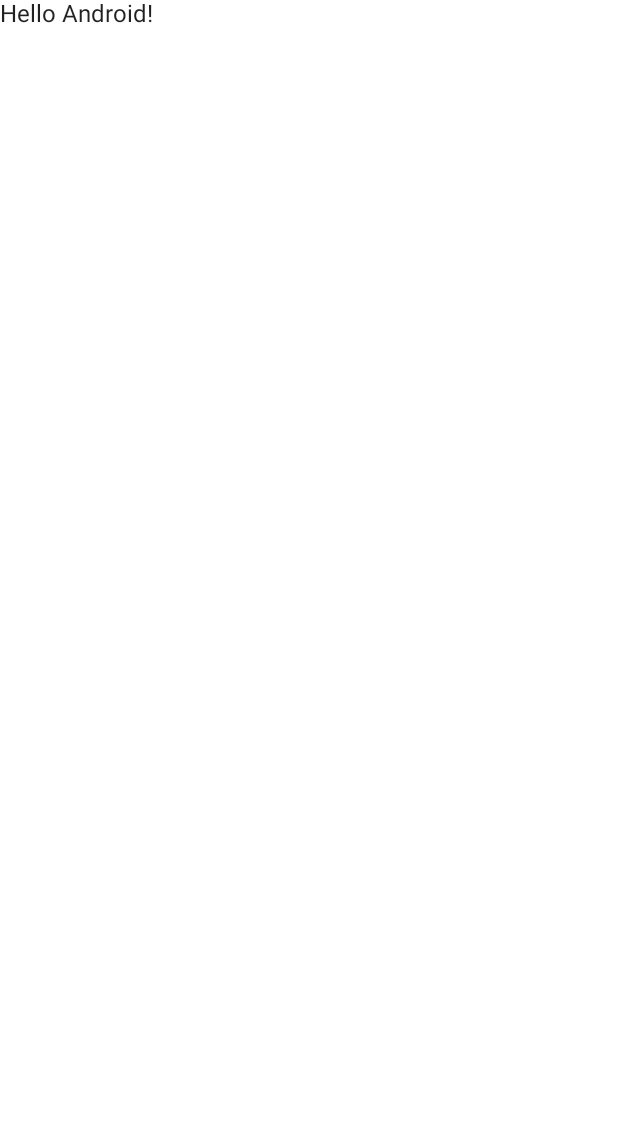
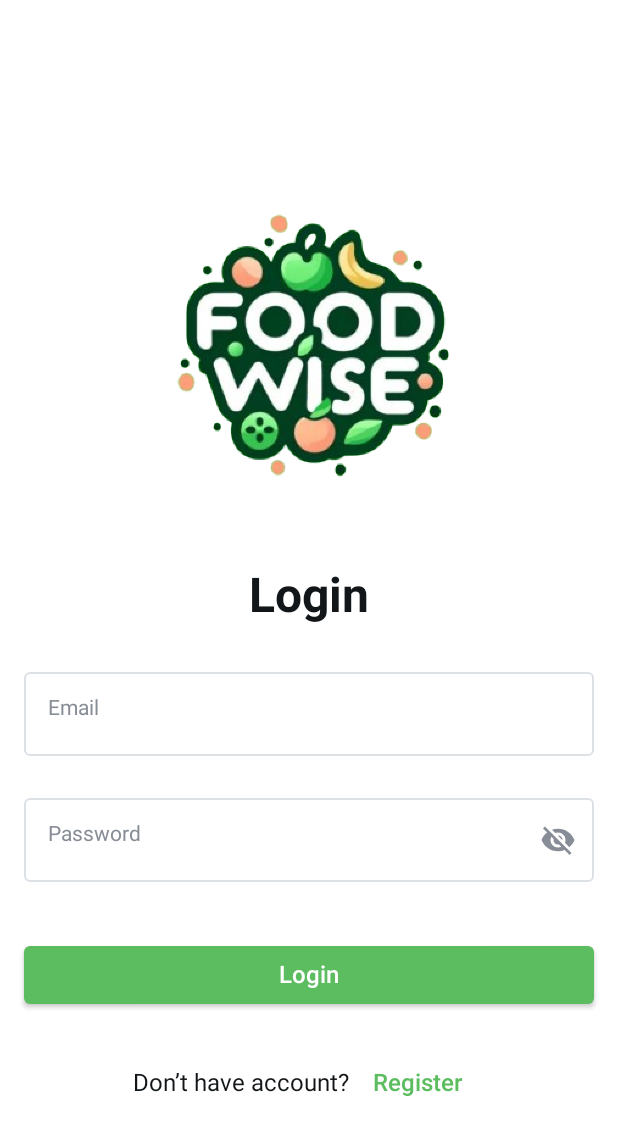
Before and after one commit to TeamFoodWise/foodwise-mobile, an Android app built with Jetpack Compose: the screen it shows after launch (MainActivity before the commit, LoginActivity after it), on a phone screen of 412 x 824 dp. Before the commit the part shown is almost empty. Shown: the top 1135 px of the screen. Run offline under Robolectric (Android 15) with nearby library versions, the phone set to English and light mode, and no system bars.

Commit message:
feat(authentication): added login page, custom button, and custom text input

```diff
--- a/app/build.gradle
+++ b/app/build.gradle
@@ -53,6 +53,7 @@ dependencies {
     implementation 'androidx.activity:activity-compose:1.3.1'
     implementation "androidx.compose.ui:ui:$compose_ui_version"
     implementation "androidx.compose.ui:ui-tooling-preview:$compose_ui_version"
+    implementation "androidx.compose.material:material-icons-extended:$compose_ui_version"
     implementation 'androidx.compose.material:material:1.1.1'
     implementation 'androidx.datastore:datastore-preferences:1.0.0'
     testImplementation 'junit:junit:4.13.2'
--- /dev/null
+++ b/app/src/main/java/bangkit/kiki/foodwisemobile/ui/element/CustomButton.kt
@@ -0,0 +1,22 @@
+package bangkit.kiki.foodwisemobile.ui.element
+
+import androidx.compose.foundation.layout.fillMaxWidth
+import androidx.compose.foundation.layout.padding
+import androidx.compose.runtime.Composable
+import androidx.compose.material.Button
+import androidx.compose.material.Text
+import androidx.compose.ui.Modifier
+import androidx.compose.ui.unit.dp
+
+@Composable
+fun CustomButton(text: String, onClick: () -> Unit) {
+    Button(
+        onClick = onClick,
+        modifier = Modifier.fillMaxWidth()
+    ) {
+        Text(
+            text = "$text",
+            modifier = Modifier.padding(vertical = 2.dp)
+        )
+    }
+}
--- /dev/null
+++ b/app/src/main/java/bangkit/kiki/foodwisemobile/ui/element/CustomTextInput.kt
@@ -0,0 +1,65 @@
+package bangkit.kiki.foodwisemobile.ui.element
+
+import androidx.compose.foundation.layout.Column
+import androidx.compose.foundation.layout.fillMaxWidth
+import androidx.compose.foundation.text.KeyboardOptions
+import androidx.compose.material.*
+import androidx.compose.material.icons.Icons
+import androidx.compose.material.icons.filled.Visibility
+import androidx.compose.material.icons.filled.VisibilityOff
+import androidx.compose.runtime.*
+import androidx.compose.ui.Alignment
+import androidx.compose.ui.Modifier
+import androidx.compose.ui.graphics.Color
+import androidx.compose.ui.text.TextStyle
+import androidx.compose.ui.text.input.KeyboardType
+import androidx.compose.ui.text.input.PasswordVisualTransformation
+import androidx.compose.ui.text.input.VisualTransformation
+import androidx.compose.ui.unit.sp
+import bangkit.kiki.foodwisemobile.ui.theme.DarkGrey
+import bangkit.kiki.foodwisemobile.ui.theme.Green
+import bangkit.kiki.foodwisemobile.ui.theme.LightGrey
+
+@Composable
+fun CustomTextInput(value: String, onValueChange: (String) -> Unit, title: String, errorMessage: String? = "", type: String? = "") {
+    var passwordVisible by remember { mutableStateOf(false) }
+
+    Column {
+        OutlinedTextField(
+            value = value,
+            onValueChange = onValueChange,
+            label = { Text(text = title, style = TextStyle(color = DarkGrey)) },
+            keyboardOptions = KeyboardOptions.Default.copy(keyboardType = KeyboardType.Password),
+            modifier = Modifier.fillMaxWidth(),
+            visualTransformation = if (passwordVisible || type != "password") VisualTransformation.None else PasswordVisualTransformation(),
+            trailingIcon = {
+                val image = if (passwordVisible) Icons.Filled.Visibility else Icons.Filled.VisibilityOff
+
+                if (type == "password") {
+                    IconButton(onClick = { passwordVisible = !passwordVisible }) {
+                        Icon(
+                            imageVector = image,
+                            tint = DarkGrey,
+                            contentDescription = "Toggle password visibility"
+                        )
+                    }
+                }
+            },
+            isError = errorMessage != "",
+            colors = TextFieldDefaults.outlinedTextFieldColors(
+                focusedBorderColor = Green,
+                unfocusedBorderColor = LightGrey,
+                errorLabelColor = Color.Red
+            ),
+        )
+
+        errorMessage?.let { error ->
+            Text(
+                text = error,
+                color = Color.Red,
+                style = TextStyle(fontSize = 12.sp),
+                modifier = Modifier.align(Alignment.Start)
+            )
+        }
+    }
+}
--- /dev/null
+++ b/app/src/main/java/bangkit/kiki/foodwisemobile/ui/login/LoginActivity.kt
@@ -0,0 +1,186 @@
+package bangkit.kiki.foodwisemobile.ui.login
+
+import android.content.Intent
+import android.os.Bundle
+import android.util.Log
+import androidx.activity.ComponentActivity
+import androidx.activity.compose.setContent
+import androidx.compose.foundation.Image
+import androidx.compose.foundation.layout.*
+import androidx.compose.material.*
+import androidx.compose.runtime.*
+import androidx.compose.ui.Alignment
+import androidx.compose.ui.Modifier
+import androidx.compose.ui.graphics.Color
+import androidx.compose.ui.platform.LocalContext
+import androidx.compose.ui.res.painterResource
+import androidx.compose.ui.text.TextStyle
+import androidx.compose.ui.text.font.FontWeight
+import androidx.compose.ui.tooling.preview.Preview
+import androidx.compose.ui.unit.dp
+import androidx.compose.ui.unit.sp
+import bangkit.kiki.foodwisemobile.R
+import bangkit.kiki.foodwisemobile.ui.element.CustomButton
+import bangkit.kiki.foodwisemobile.ui.element.CustomTextInput
+import bangkit.kiki.foodwisemobile.ui.main.MainActivity
+import bangkit.kiki.foodwisemobile.ui.theme.*
+
+class LoginActivity : ComponentActivity() {
+    override fun onCreate(savedInstanceState: Bundle?) {
+        super.onCreate(savedInstanceState)
+        setContent {
+            FoodwiseMobileTheme {
+                Surface(
+                    modifier = Modifier.fillMaxSize(),
+                    color = MaterialTheme.colors.background
+                ) {
+
+                    LoginScreen(onLoginButtonClicked = { email, password ->
+                        Log.e("LOGIN_SCREEN_EMAIL", email)
+                        Log.e("LOGIN_SCREEN_PASSWORD", password)
+                    })
+                }
+            }
+        }
+    }
+}
+
+@Composable
+fun LoginScreen(onLoginButtonClicked: (String, String) -> Unit) {
+    var email by remember { mutableStateOf("") }
+    var emailErrorMessage by remember { mutableStateOf("") }
+    var password by remember { mutableStateOf("") }
+    var passwordErrorMessage by remember { mutableStateOf("") }
+    val context = LocalContext.current
+
+    Box(
+        modifier = Modifier
+            .fillMaxSize(),
+        contentAlignment = Alignment.Center
+    ) {
+        Column(
+            modifier = Modifier
+                .fillMaxSize()
+                .padding(16.dp),
+            verticalArrangement = Arrangement.Center,
+            horizontalAlignment = Alignment.CenterHorizontally
+        ) {
+            // Check if the resource is properly loaded
+            val imageResource = painterResource(id = R.drawable.foodwise)
+            Image(
+                painter = imageResource,
+                contentDescription = "FoodWise",
+                modifier = Modifier
+                    .width(300.dp)
+                    .height(300.dp)
+            )
+
+            Text(
+                text = "Login",
+                style = TextStyle(
+                    color = Black,
+                    fontSize = 32.sp,
+                    fontWeight = FontWeight.Bold
+                )
+            )
+
+            Spacer(modifier = Modifier.height(24.dp))
+
+            CustomTextInput(
+                value = email,
+                onValueChange = { email = it },
+                title = "Email",
+                errorMessage = emailErrorMessage
+            )
+
+            Spacer(modifier = Modifier.height(6.dp))
+
+            CustomTextInput(
+                value = password,
+                onValueChange = { password = it },
+                title = "Password",
+                type = "password",
+                errorMessage = passwordErrorMessage
+            )
+
+            Spacer(modifier = Modifier.height(24.dp))
+
+            CustomButton(
+                text = "Login",
+                onClick = {
+                    if (email.isEmpty() || password.isEmpty()) {
+                        if (email.isEmpty() && password.isEmpty()) {
+                            emailErrorMessage = "Email cannot be empty"
+                            passwordErrorMessage = "Password cannot be empty"
+                        } else if (email.isEmpty()) {
+                            emailErrorMessage = "Email cannot be empty"
+                            passwordErrorMessage = ""
+                        } else {
+                            passwordErrorMessage = "Password cannot be empty"
+                            emailErrorMessage = ""
+                        }
+                    }
+
+                    if (isEmailValid(email)) {
+                        emailErrorMessage = ""
+                    } else if (email.isNotEmpty()) {
+                        emailErrorMessage = "Invalid email format"
+                    }
+
+                    if (password.trim().length > 8) {
+                        passwordErrorMessage = ""
+                    } else if (password.isNotEmpty()) {
+                        passwordErrorMessage = "Password must be at least 8 characters"
+                    }
+
+                    if (passwordErrorMessage == "" && emailErrorMessage == "") {
+                        onLoginButtonClicked(email, password)
+                        email = ""
+                        password = ""
+                    }
+                }
+            )
+
+            Spacer(modifier = Modifier.height(24.dp))
+
+            Row(
+                modifier = Modifier.fillMaxWidth(),
+                horizontalArrangement = Arrangement.Center,
+                verticalAlignment = Alignment.CenterVertically
+            ) {
+                Text(text = "Don’t have account?")
+                Button(
+                    onClick = {
+                        context.startActivity(Intent(context, MainActivity::class.java))
+                    },
+                    colors = ButtonDefaults.buttonColors(backgroundColor = Color.Transparent),
+                    modifier = Modifier.padding(0.dp),
+                    elevation = ButtonDefaults.elevation(0.dp, 0.dp, 0.dp, 0.dp, 0.dp)
+                ) {
+                    Text(
+                        text = "Register",
+                        color = Green
+                    )
+                }
+            }
+        }
+    }
+}
+
+fun isEmailValid(email: String): Boolean {
+    Log.d("IS_EMAIL_VALID", email)
+    val emailRegex = Regex("^[A-Za-z0-9._%+-]+@[A-Za-z0-9.-]+\\.[A-Z|a-z]{2,}\$")
+    Log.d("IS_EMAIL_VALID", emailRegex.matches(email).toString())
+    return emailRegex.matches(email)
+}
+
+@Preview(showBackground = true)
+@Composable
+fun DefaultPreview3() {
+    FoodwiseMobileTheme {
+        LoginScreen(onLoginButtonClicked = { email, password ->
+            Log.e("LOGIN_SCREEN_EMAIL", email)
+            Log.e("LOGIN_SCREEN_PASSWORD", password)
+        })
+    }
+}
--- a/app/src/main/java/bangkit/kiki/foodwisemobile/MainActivity.kt
+++ b/app/src/main/java/bangkit/kiki/foodwisemobile/ui/main/MainActivity.kt
@@ -1,4 +1,4 @@
-package bangkit.kiki.foodwisemobile
+package bangkit.kiki.foodwisemobile.ui.main
 
 import android.os.Bundle
 import androidx.activity.ComponentActivity
@@ -17,7 +17,6 @@ class MainActivity : ComponentActivity() {
         super.onCreate(savedInstanceState)
         setContent {
             FoodwiseMobileTheme {
-                // A surface container using the 'background' color from the theme
                 Surface(
                     modifier = Modifier.fillMaxSize(),
                     color = MaterialTheme.colors.background
--- a/app/src/main/java/bangkit/kiki/foodwisemobile/ui/splash/SplashActivity.kt
+++ b/app/src/main/java/bangkit/kiki/foodwisemobile/ui/splash/SplashActivity.kt
@@ -19,8 +19,9 @@ import androidx.compose.ui.graphics.Brush
 import androidx.compose.ui.graphics.Color
 import androidx.compose.ui.res.painterResource
 import androidx.compose.ui.tooling.preview.Preview
-import bangkit.kiki.foodwisemobile.MainActivity
 import bangkit.kiki.foodwisemobile.R
+import bangkit.kiki.foodwisemobile.ui.login.LoginActivity
+import bangkit.kiki.foodwisemobile.ui.main.MainActivity
 import bangkit.kiki.foodwisemobile.ui.theme.FoodwiseMobileTheme
 
 class SplashActivity : ComponentActivity() {
@@ -38,7 +39,7 @@ class SplashActivity : ComponentActivity() {
         }
 
         Handler(Looper.getMainLooper()).postDelayed({
-            startActivity(Intent(this, MainActivity::class.java))
+            startActivity(Intent(this, LoginActivity::class.java))
             finish()
         }, 3000)
     }
--- a/app/src/main/java/bangkit/kiki/foodwisemobile/ui/theme/Color.kt
+++ b/app/src/main/java/bangkit/kiki/foodwisemobile/ui/theme/Color.kt
@@ -2,6 +2,9 @@ package bangkit.kiki.foodwisemobile.ui.theme
 
 import androidx.compose.ui.graphics.Color
 
-val Green = Color(0x5BBD5F)
-val White = Color(0xFFFFFF)
-val Black = Color(0x444444)
+val Green = Color(android.graphics.Color.parseColor("#5BBD5F"))
+val DarkGreen = Color(android.graphics.Color.parseColor("#3F8842"))
+val White = Color(android.graphics.Color.parseColor("#FFFFFF"))
+val Black = Color(android.graphics.Color.parseColor("#121619"))
+val LightGrey = Color(android.graphics.Color.parseColor("#DDE1E6"))
+val DarkGrey = Color(android.graphics.Color.parseColor("#878D96"))
--- a/app/src/main/java/bangkit/kiki/foodwisemobile/ui/theme/Theme.kt
+++ b/app/src/main/java/bangkit/kiki/foodwisemobile/ui/theme/Theme.kt
@@ -9,13 +9,15 @@ import androidx.compose.runtime.Composable
 private val DarkColorPalette = darkColors(
     primary = Green,
     primaryVariant = White,
-    secondary = White
+    secondary = White,
+    background = White
 )
 
 private val LightColorPalette = lightColors(
     primary = Green,
     primaryVariant = White,
-    secondary = White
+    secondary = White,
+    background = White
 )
 
 @Composable
--- a/app/src/main/java/bangkit/kiki/foodwisemobile/ui/theme/Type.kt
+++ b/app/src/main/java/bangkit/kiki/foodwisemobile/ui/theme/Type.kt
@@ -10,11 +10,13 @@ val Typography = Typography(
     body1 = TextStyle(
         fontFamily = FontFamily.Default,
         fontWeight = FontWeight.Normal,
-        fontSize = 16.sp
+        fontSize = 16.sp,
+        color = Black
     ),
     button = TextStyle(
         fontFamily = FontFamily.Default,
         fontWeight = FontWeight.W600,
-        fontSize = 16.sp
+        fontSize = 16.sp,
+        color = White
     )
 )
--- a/app/src/main/res/values/strings.xml
+++ b/app/src/main/res/values/strings.xml
@@ -1,4 +1,5 @@
 <resources>
     <string name="app_name">FoodWise</string>
     <string name="title_activity_splash">SplashActivity</string>
+    <string name="title_activity_login">LoginActivity</string>
 </resources>
```
Also changed, not shown: app/src/main/AndroidManifest.xml (+11 -2 lines).
